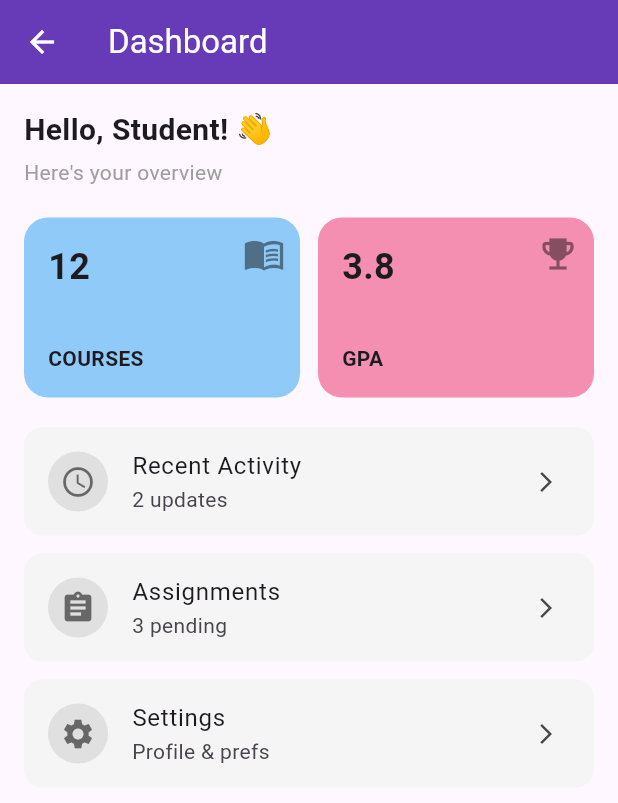
After one commit to GitheTrunk/MA-Lab, a Flutter app: the DashboardScreen screen opened by its route, on a phone screen of 412 x 824 dp. The commit adds this screen. Shown: the top 803 px of the screen. Run offline on Flutter 3.47's test engine with Material 3 defaults, Android fonts, the phone set to English and light mode, and no system bars.

Commit message:
feat: 2 screen for lab3 and custom more on widgets

```diff
--- a/lib/auth/login_screen.dart
+++ b/lib/auth/login_screen.dart
@@ -50,6 +50,8 @@ class LoginScreen extends StatelessWidget {
               backgroundColor: Colors.purple,
               foregroundColor: Colors.white,
               onPressed: () {},
+              isFullWidth: true,
+              height: 56,
             ),
             TextButton(
               onPressed: () {},
--- a/lib/routes/route_app.dart
+++ b/lib/routes/route_app.dart
@@ -5,6 +5,8 @@ import 'package:week_3_lab/auth/login_screen.dart';
 import 'package:week_3_lab/splash/welcome_screen.dart';
 import 'package:week_3_lab/screens/counter_screen.dart';
 import 'package:week_3_lab/screens/profile_screen.dart';
+import 'package:week_3_lab/screens/product_screen.dart';
+import 'package:week_3_lab/screens/dashboard_screen.dart';
 
 class RouteApp extends StatelessWidget {
   const RouteApp({super.key});
@@ -21,6 +23,8 @@ class RouteApp extends StatelessWidget {
         "/signup": (context) => const SignupScreen(),
         "/counter": (context) => const CounterScreen(),
         "/profile": (context) => const ProfileScreen(),
+        "/product": (context) => const ProductScreen(),
+        "/dashboard": (context) => const DashboardScreen(),
       },
       onGenerateRoute: (settings) {
         switch (settings.name) {
@@ -54,6 +58,17 @@ class RouteApp extends StatelessWidget {
               builder: (context) => const ProfileScreen(),
               settings: settings,
             );
+          case "/product":
+            return MaterialPageRoute(
+              builder: (context) => const ProductScreen(),
+              settings: settings,
+            );
+          case "/dashboard":
+            return MaterialPageRoute(
+              builder: (context) => const DashboardScreen(),
+              settings: settings,
+            );
+
           default:
             return null;
         }
--- /dev/null
+++ b/lib/screens/dashboard_screen.dart
@@ -0,0 +1,81 @@
+import 'package:flutter/material.dart';
+import 'package:week_3_lab/widgets/dashboard/list_tile_card.dart';
+import 'package:week_3_lab/widgets/dashboard/state_card.dart';
+
+class DashboardScreen extends StatelessWidget {
+  const DashboardScreen({super.key});
+
+  @override
+  Widget build(BuildContext context) {
+    return Scaffold(
+      appBar: AppBar(
+        title: const Text("Dashboard"),
+        backgroundColor: Colors.deepPurple,
+        foregroundColor: Colors.white,
+        centerTitle: false,
+      ),
+      body: Padding(
+        padding: const EdgeInsets.all(16),
+        child: Column(
+          crossAxisAlignment: CrossAxisAlignment.start,
+          children: [
+            // 👋 Greeting
+            const Text(
+              "Hello, Student! 👋",
+              style: TextStyle(fontSize: 20, fontWeight: FontWeight.bold),
+            ),
+            const SizedBox(height: 4),
+            const Text(
+              "Here's your overview",
+              style: TextStyle(color: Colors.grey),
+            ),
+
+            const SizedBox(height: 20),
+
+            // 📊 Two Cards Row
+            Row(
+              children: [
+                Expanded(
+                  child: StateCard(
+                    title: "12",
+                    subtitle: "COURSES",
+                    color: Colors.blue.shade200,
+                    icon: Icons.menu_book,
+                  ),
+                ),
+                const SizedBox(width: 12),
+                Expanded(
+                  child: StateCard(
+                    title: "3.8",
+                    subtitle: "GPA",
+                    color: Colors.pink.shade200,
+                    icon: Icons.emoji_events,
+                  ),
+                ),
+              ],
+            ),
+
+            const SizedBox(height: 20),
+
+            // 📋 List Section
+            ListTileCard(
+              icon: Icons.access_time,
+              title: "Recent Activity",
+              subtitle: "2 updates",
+            ),
+            ListTileCard(
+              icon: Icons.assignment,
+              title: "Assignments",
+              subtitle: "3 pending",
+            ),
+            ListTileCard(
+              icon: Icons.settings,
+              title: "Settings",
+              subtitle: "Profile & prefs",
+            ),
+          ],
+        ),
+      ),
+    );
+  }
+}
--- a/lib/screens/home_screen.dart
+++ b/lib/screens/home_screen.dart
@@ -25,6 +25,11 @@ class HomeScreen extends StatelessWidget {
               ),
             ),
             AppMenuItem(
+              title: 'Dashboard',
+              route: '/dashboard',
+              icon: Icons.dashboard,
+            ),
+            AppMenuItem(
               title: 'Auth',
               icon: Icons.lock,
               subMenu: [
@@ -41,6 +46,11 @@ class HomeScreen extends StatelessWidget {
               title: 'Profile Screen',
               route: '/profile',
               icon: Icons.person,
+            ),
+            AppMenuItem(
+              title: 'Product Screen',
+              route: '/product',
+              icon: Icons.shopping_bag,
             ),
           ],
         ),
--- /dev/null
+++ b/lib/widgets/dashboard/list_tile_card.dart
@@ -0,0 +1,36 @@
+import 'package:flutter/material.dart';
+
+class ListTileCard extends StatelessWidget {
+  final String title;
+  final String subtitle;
+  final IconData icon;
+  final VoidCallback? onTap;
+  const ListTileCard({
+    super.key,
+    required this.title,
+    required this.subtitle,
+    required this.icon,
+    this.onTap,
+  });
+
+  @override
+  Widget build(BuildContext context) {
+    return Container(
+      margin: const EdgeInsets.only(bottom: 12),
+      decoration: BoxDecoration(
+        color: Colors.grey.shade100,
+        borderRadius: BorderRadius.circular(12),
+      ),
+      child: ListTile(
+        leading: CircleAvatar(
+          backgroundColor: Colors.grey.shade300,
+          child: Icon(icon, color: Colors.black54),
+        ),
+        title: Text(title),
+        subtitle: Text(subtitle),
+        trailing: const Icon(Icons.arrow_forward_ios, size: 16),
+        onTap: onTap,
+      ),
+    );
+  }
+}
--- /dev/null
+++ b/lib/widgets/dashboard/state_card.dart
@@ -0,0 +1,58 @@
+import 'package:flutter/material.dart';
+
+class StateCard extends StatelessWidget {
+  final String title;
+  final String subtitle;
+  final IconData icon;
+  final Color color;
+  const StateCard({
+    super.key,
+    required this.title,
+    required this.subtitle,
+    required this.icon,
+    required this.color,
+  });
+
+  @override
+  Widget build(BuildContext context) {
+    return Container(
+      height: 120,
+      decoration: BoxDecoration(
+        color: color,
+        borderRadius: BorderRadius.circular(16),
+      ),
+      child: Stack(
+        children: [
+          // 📦 Content
+          Padding(
+            padding: const EdgeInsets.all(16),
+            child: Column(
+              crossAxisAlignment: CrossAxisAlignment.start,
+              children: [
+                Text(
+                  title,
+                  style: const TextStyle(
+                    fontSize: 24,
+                    fontWeight: FontWeight.bold,
+                  ),
+                ),
+                const Spacer(),
+                Text(
+                  subtitle,
+                  style: const TextStyle(fontWeight: FontWeight.bold),
+                ),
+              ],
+            ),
+          ),
+
+          // 🎯 Icon Overlay
+          Positioned(
+            right: 10,
+            top: 10,
+            child: Icon(icon, size: 28, color: Colors.black45),
+          ),
+        ],
+      ),
+    );
+  }
+}
```
Also changed, not shown: lib/screens/product_screen.dart (added, +43 -0 lines), lib/widgets/buttons/app_text_button.dart (+10 -3 lines), lib/widgets/product/product_card.dart (added, +114 -0 lines).
